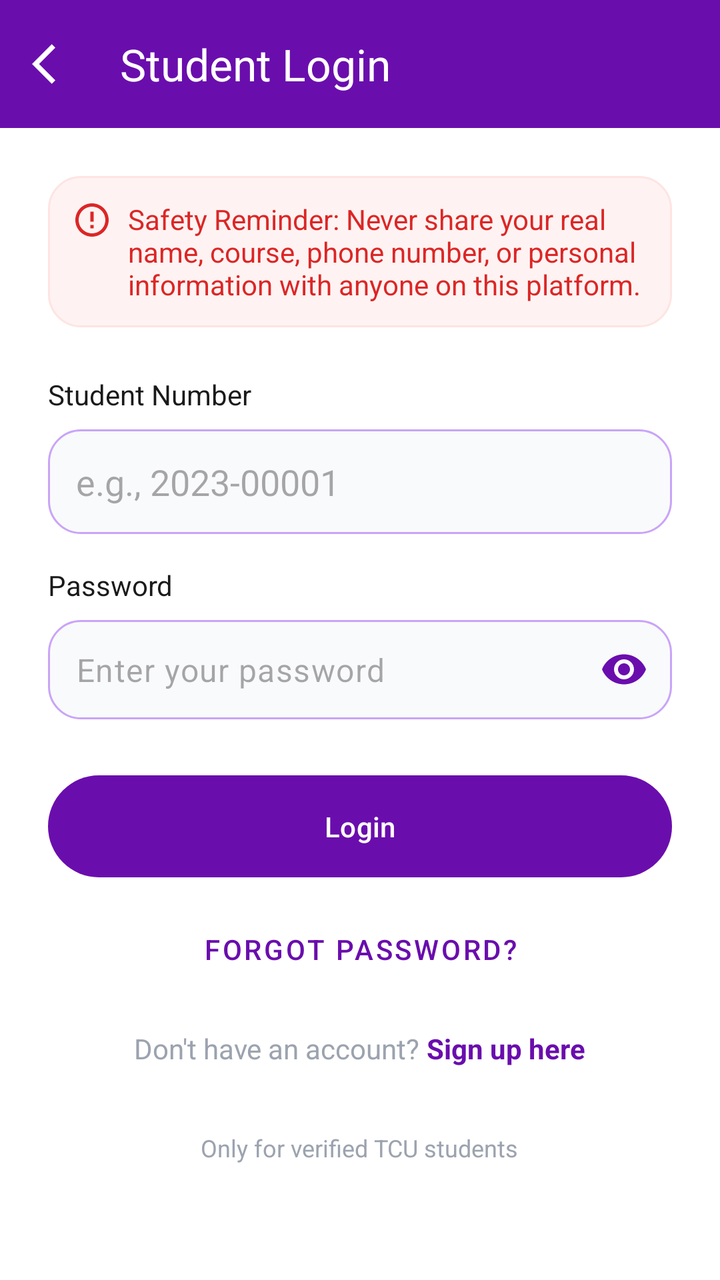
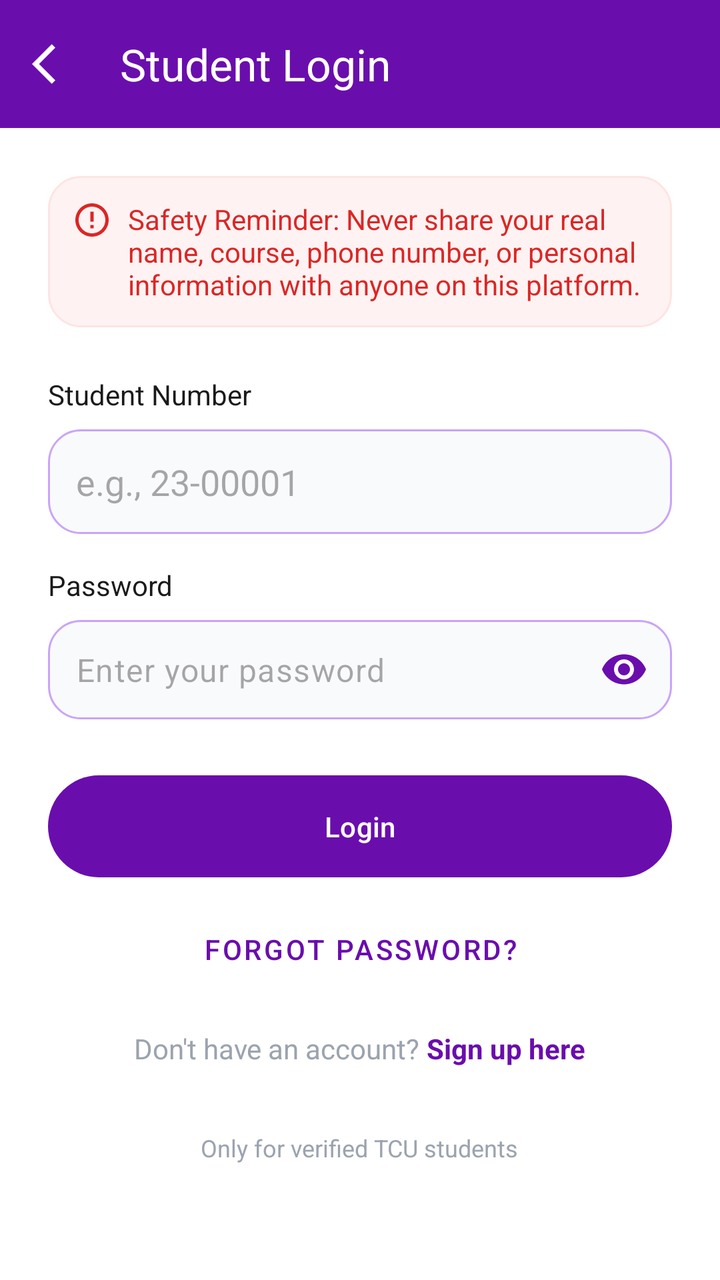

Compare the two renders of this Android layout. The source of the first and the diff that turns it into the second are given below.
<!-- AndroidManifest.xml: application theme AppTheme -->
<!-- res/layout/activity_student_login.xml -->
<?xml version="1.0" encoding="utf-8"?>
<LinearLayout xmlns:android="http://schemas.android.com/apk/res/android"
    xmlns:app="http://schemas.android.com/apk/res-auto"
    xmlns:tools="http://schemas.android.com/tools"
    android:layout_width="match_parent"
    android:layout_height="match_parent"
    android:background="@color/pure_white"
    android:orientation="vertical"
    tools:context=".StudentLoginActivity">

    
    <com.google.android.material.appbar.MaterialToolbar
        android:id="@+id/toolbar"
        android:layout_width="match_parent"
        android:layout_height="wrap_content"
        android:background="@color/deep_purple"
        android:elevation="4dp"
        app:navigationIcon="@drawable/ic_arrow_back"
        app:navigationIconTint="@color/pure_white"
        app:title="Student Login"
        app:titleTextColor="@color/pure_white" />

    <ScrollView
        android:layout_width="match_parent"
        android:layout_height="match_parent">

        <LinearLayout
            android:layout_width="match_parent"
            android:layout_height="wrap_content"
            android:orientation="vertical"
            android:padding="24dp">

            
            <LinearLayout
                android:layout_width="match_parent"
                android:layout_height="wrap_content"
                android:background="@drawable/bg_alert_box"
                android:orientation="horizontal"
                android:padding="12dp">

                <ImageView
                    android:layout_width="20dp"
                    android:layout_height="20dp"
                    android:layout_marginEnd="8dp"
                    android:src="@drawable/ic_alert_error"
                    app:tint="#DC2626" />

                <TextView
                    android:layout_width="wrap_content"
                    android:layout_height="wrap_content"
                    android:text="Safety Reminder: Never share your real name, course, phone number, or personal information with anyone on this platform."
                    android:textColor="#DC2626"
                    android:textSize="14sp" />
            </LinearLayout>

            
            <TextView
                android:layout_width="wrap_content"
                android:layout_height="wrap_content"
                android:layout_marginTop="24dp"
                android:text="Student Number"
                android:textColor="@color/text_primary"
                android:textSize="14sp" />

            <com.google.android.material.textfield.TextInputEditText
                android:id="@+id/inputStudentNumber"
                android:layout_width="match_parent"
                android:layout_height="wrap_content"
                android:layout_marginTop="8dp"
                android:background="@drawable/bg_edittext"
                android:hint="e.g., 2023-00001"
                android:inputType="text"
                android:padding="14dp" />

            
            <TextView
                android:layout_width="wrap_content"
                android:layout_height="wrap_content"
                android:layout_marginTop="16dp"
                android:text="Password"
                android:textColor="@color/text_primary"
                android:textSize="14sp" />

            <com.google.android.material.textfield.TextInputLayout
                android:layout_width="match_parent"
                android:layout_height="wrap_content"
                android:layout_marginTop="8dp"
                app:hintEnabled="false"
                app:passwordToggleEnabled="true"
                app:passwordToggleTint="@color/deep_purple">

                <com.google.android.material.textfield.TextInputEditText
                    android:id="@+id/inputPassword"
                    android:layout_width="match_parent"
                    android:layout_height="wrap_content"
                    android:background="@drawable/bg_edittext"
                    android:hint="Enter your password"
                    android:inputType="textPassword"
                    android:padding="14dp" />
            </com.google.android.material.textfield.TextInputLayout>

            
            <com.google.android.material.button.MaterialButton
                android:id="@+id/buttonLogin"
                style="@style/PrimaryButton"
                android:layout_width="match_parent"
                android:layout_height="wrap_content"
                android:layout_marginTop="24dp"
                android:text="Login"
                app:cornerRadius="28dp" />

            
            <com.google.android.material.button.MaterialButton
                android:id="@+id/buttonForgotPassword"
                style="@style/Widget.MaterialComponents.Button.TextButton"
                android:layout_width="wrap_content"
                android:layout_height="wrap_content"
                android:layout_gravity="center_horizontal"
                android:layout_marginTop="8dp"
                android:text="Forgot Password?"
                android:textColor="@color/deep_purple" />

            
            <LinearLayout
                android:layout_width="match_parent"
                android:layout_height="wrap_content"
                android:layout_marginTop="16dp"
                android:gravity="center"
                android:orientation="horizontal">

                <TextView
                    android:layout_width="wrap_content"
                    android:layout_height="wrap_content"
                    android:text="Don't have an account? "
                    android:textColor="@color/text_secondary"
                    android:textSize="14sp" />

                <TextView
                    android:id="@+id/textSignUp"
                    android:layout_width="wrap_content"
                    android:layout_height="wrap_content"
                    android:text="Sign up here"
                    android:textColor="@color/deep_purple"
                    android:textSize="14sp"
                    android:textStyle="bold" />
            </LinearLayout>

            
            <TextView
                android:layout_width="wrap_content"
                android:layout_height="wrap_content"
                android:layout_gravity="center_horizontal"
                android:layout_marginTop="32dp"
                android:text="Only for verified TCU students"
                android:textColor="@color/text_secondary"
                android:textSize="12sp" />

        </LinearLayout>
    </ScrollView>
</LinearLayout>
<!-- resources referenced by this layout -->
<resources>
  <color name="deep_purple">#6A0DAD</color>
  <color name="pure_white">#FFFFFF</color>
  <color name="text_primary">@color/soft_black</color>
  <color name="text_secondary">@color/inactive_gray</color>
  <!-- drawable bg_alert_box (drawable) -->
  <?xml version="1.0" encoding="utf-8"?>
  <shape xmlns:android="http://schemas.android.com/apk/res/android"
      android:shape="rectangle">
      <solid android:color="#FEF3F2" />
      <stroke android:width="1dp" android:color="#FEE4E2" />
      <corners android:radius="16dp" />
  </shape>
  <!-- drawable bg_edittext (drawable) -->
  <?xml version="1.0" encoding="utf-8"?>
  <shape xmlns:android="http://schemas.android.com/apk/res/android"
      android:shape="rectangle">
      <solid android:color="#F9FAFB" />
      <stroke android:width="1dp" android:color="#C9A4F8" />
      <corners android:radius="16dp" />
  </shape>
  <!-- drawable ic_alert_error (drawable) -->
  <vector xmlns:android="http://schemas.android.com/apk/res/android" android:height="24dp" android:tint="#000000" android:viewportHeight="24" android:viewportWidth="24" android:width="24dp">
        
      <path android:fillColor="@android:color/white" android:pathData="M11,15h2v2h-2zM11,7h2v6h-2zM11.99,2C6.47,2 2,6.48 2,12s4.47,10 9.99,10C17.52,22 22,17.52 22,12S17.52,2 11.99,2zM12,20c-4.42,0 -8,-3.58 -8,-8s3.58,-8 8,-8 8,3.58 8,8 -3.58,8 -8,8z"/>
      
  </vector>
  <!-- drawable ic_arrow_back (drawable) -->
  <vector xmlns:android="http://schemas.android.com/apk/res/android" android:autoMirrored="true" android:height="24dp" android:tint="#000000" android:viewportHeight="24" android:viewportWidth="24" android:width="24dp">
        
      <path android:fillColor="@android:color/white" android:pathData="M11.67,3.87L9.9,2.1 0,12l9.9,9.9 1.77,-1.77L3.54,12z"/>
      
  </vector>
  <style name="PrimaryButton" parent="Widget.Material3.Button">
          <item name="backgroundTint">@color/deep_purple</item>
          <item name="cornerRadius">28dp</item>
          <item name="android:paddingTop">16dp</item>
          <item name="android:paddingBottom">16dp</item>
          <item name="android:textColor">@color/pure_white</item>
          <item name="iconTint">@color/pure_white</item>
          <item name="android:textAllCaps">false</item>
      </style>
  <style name="AppTheme" parent="Theme.Material3.DayNight.NoActionBar">
          
          <item name="colorPrimary">@color/deep_purple</item>
          <item name="colorPrimaryVariant">@color/deep_purple_dark</item>
          <item name="colorOnPrimary">@color/text_on_primary</item>
  
          
          <item name="android:statusBarColor">@color/deep_purple</item>
          <item name="android:navigationBarColor">@color/deep_purple_dark</item>
  
          
          <item name="android:windowTranslucentNavigation">true</item>
          <item name="android:windowTranslucentStatus">true</item>
          <item name="android:windowFullscreen">true</item>
  
          
          <item name="android:windowBackground">@color/pure_white</item>
          <item name="android:textColorPrimary">@color/text_primary</item>
  
          
          <item name="android:forceDarkAllowed">true</item>
      </style>
  <color name="soft_black">#1a1a1a</color>
  <color name="inactive_gray">#9CA3AF</color>
  <color name="deep_purple_dark">#5A0B92</color>
  <color name="text_on_primary">@color/pure_white</color>
</resources>

<!-- the commit's change to res/layout/activity_student_login.xml (unified diff, before → after) -->
@@ -8,7 +8,6 @@
     android:orientation="vertical"
     tools:context=".StudentLoginActivity">
 
-    
     <com.google.android.material.appbar.MaterialToolbar
         android:id="@+id/toolbar"
         android:layout_width="match_parent"
@@ -30,7 +29,6 @@
             android:orientation="vertical"
             android:padding="24dp">
 
-            
             <LinearLayout
                 android:layout_width="match_parent"
                 android:layout_height="wrap_content"
@@ -53,7 +51,6 @@
                     android:textSize="14sp" />
             </LinearLayout>
 
-            
             <TextView
                 android:layout_width="wrap_content"
                 android:layout_height="wrap_content"
@@ -68,11 +65,10 @@
                 android:layout_height="wrap_content"
                 android:layout_marginTop="8dp"
                 android:background="@drawable/bg_edittext"
-                android:hint="e.g., 2023-00001"
+                android:hint="e.g., 23-00001"
                 android:inputType="text"
                 android:padding="14dp" />
 
-            
             <TextView
                 android:layout_width="wrap_content"
                 android:layout_height="wrap_content"
@@ -99,7 +95,6 @@
                     android:padding="14dp" />
             </com.google.android.material.textfield.TextInputLayout>
 
-            
             <com.google.android.material.button.MaterialButton
                 android:id="@+id/buttonLogin"
                 style="@style/PrimaryButton"
@@ -109,7 +104,6 @@
                 android:text="Login"
                 app:cornerRadius="28dp" />
 
-            
             <com.google.android.material.button.MaterialButton
                 android:id="@+id/buttonForgotPassword"
                 style="@style/Widget.MaterialComponents.Button.TextButton"
@@ -120,7 +114,6 @@
                 android:text="Forgot Password?"
                 android:textColor="@color/deep_purple" />
 
-            
             <LinearLayout
                 android:layout_width="match_parent"
                 android:layout_height="wrap_content"
@@ -145,7 +138,6 @@
                     android:textStyle="bold" />
             </LinearLayout>
 
-            
             <TextView
                 android:layout_width="wrap_content"
                 android:layout_height="wrap_content"
<!-- resource entries referenced after the edit -->
@@ -44,28 +44,23 @@
   <style name="AppTheme" parent="Theme.Material3.DayNight.NoActionBar">
           
           <item name="colorPrimary">@color/deep_purple</item>
-          <item name="colorPrimaryVariant">@color/deep_purple_dark</item>
-          <item name="colorOnPrimary">@color/text_on_primary</item>
+          <item name="colorOnPrimary">@color/pure_white</item>
+  
+          
+          <item name="colorSurface">@color/background</item>
+          <item name="colorOnSurface">@color/text_primary</item>
   
           
           <item name="android:statusBarColor">@color/deep_purple</item>
-          <item name="android:navigationBarColor">@color/deep_purple_dark</item>
-  
-          
-          <item name="android:windowTranslucentNavigation">true</item>
-          <item name="android:windowTranslucentStatus">true</item>
           <item name="android:windowFullscreen">true</item>
   
           
-          <item name="android:windowBackground">@color/pure_white</item>
-          <item name="android:textColorPrimary">@color/text_primary</item>
-  
-          
-          <item name="android:forceDarkAllowed">true</item>
+          <item name="android:windowBackground">?attr/colorSurface</item>
+          <item name="android:textColorPrimary">?attr/colorOnSurface</item>
+          <item name="android:textColorSecondary">@color/text_secondary</item>
       </style>
   <color name="soft_black">#1a1a1a</color>
   <color name="inactive_gray">#9CA3AF</color>
-  <color name="deep_purple_dark">#5A0B92</color>
-  <color name="text_on_primary">@color/pure_white</color>
+  <color name="background">@color/pure_white</color>
 </resources>
 
